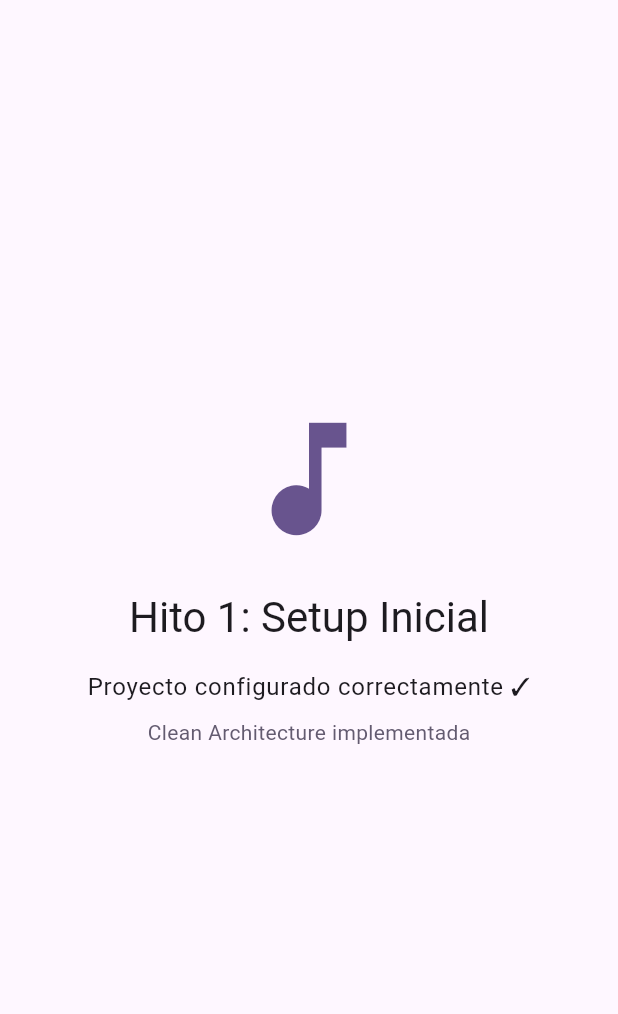
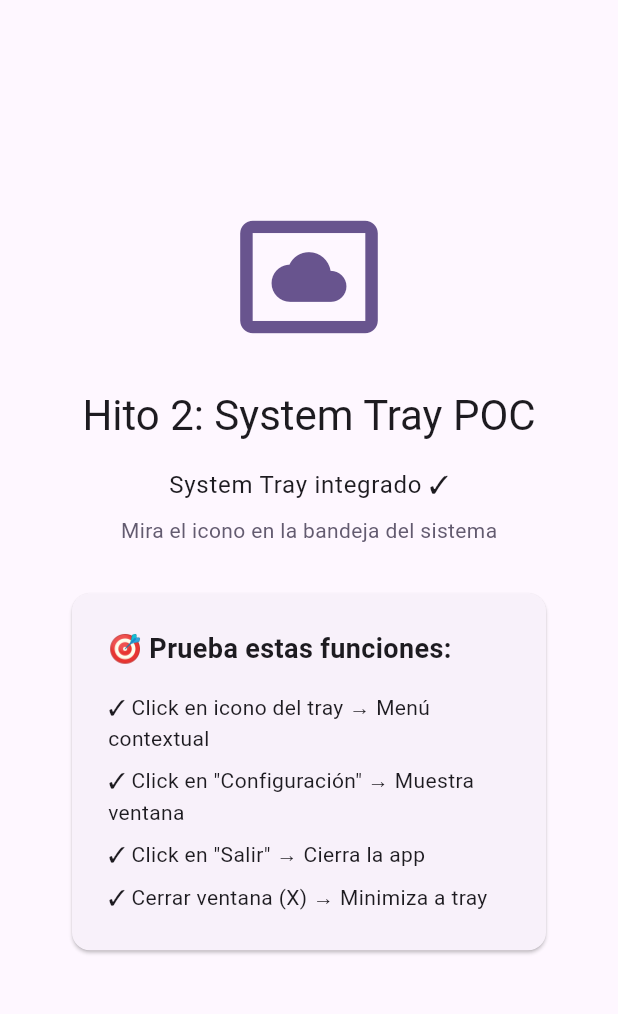
Before and after one commit to Tacuchi/soundfua_desktop, a Flutter app: the screen it shows after launch, on a phone screen of 412 x 824 dp, the part 84-1098 px from its top. Run offline on Flutter 3.47's test engine with Material 3 defaults, Android fonts, the phone set to English and light mode, and no system bars; our stand-ins replace dartz, flutter_riverpod, freezed_annotation; missing offline and left inert: system_tray, window_manager; statements that could not run were skipped.

Commit message:
feat: add system tray integration
Implement SystemTrayService:
- Create singleton service for system tray management
- Add platform-specific icon path detection
- Implement menu builder with configurable callbacks
- Support for initialization and cleanup

Integrate WindowManager:
- Initialize window with defined options (800x600, centered)
- Add WindowListener for lifecycle events
- Override onWindowClose to hide instead of closing app
- Enable minimize to tray behavior

Add menu actions:
- Configuration: shows and focuses main window with feedback
- Exit: terminates application completely

Update main UI:
- Change to Hito 2 theme
- Add test instructions card
- Add SnackBar feedback when opened from tray
- Update icon and messaging

This POC validates system tray integration works correctly on desktop
platforms, allowing the app to run in background and be controlled
from the system tray menu.

🤖 Generated with [Claude Code](https://claude.com/claude-code)

Co-Authored-By: Claude <noreply@anthropic.com>

```diff
--- a/lib/main.dart
+++ b/lib/main.dart
@@ -1,8 +1,27 @@
+import 'dart:io';
 import 'package:flutter/material.dart';
 import 'package:flutter_riverpod/flutter_riverpod.dart';
+import 'package:window_manager/window_manager.dart';
+import 'package:soundfua_desktop/core/services/system_tray_service.dart';
 
 void main() async {
   WidgetsFlutterBinding.ensureInitialized();
+
+  await windowManager.ensureInitialized();
+
+  const windowOptions = WindowOptions(
+    size: Size(800, 600),
+    center: true,
+    backgroundColor: Colors.transparent,
+    skipTaskbar: false,
+    titleBarStyle: TitleBarStyle.normal,
+    title: 'SoundFua Overlay Desktop',
+  );
+
+  await windowManager.waitUntilReadyToShow(windowOptions, () async {
+    await windowManager.show();
+    await windowManager.focus();
+  });
 
   runApp(
     const ProviderScope(
@@ -11,8 +30,58 @@ void main() async {
   );
 }
 
-class SoundfuaApp extends StatelessWidget {
+class SoundfuaApp extends StatefulWidget {
   const SoundfuaApp({super.key});
+
+  @override
+  State<SoundfuaApp> createState() => _SoundfuaAppState();
+}
+
+class _SoundfuaAppState extends State<SoundfuaApp> with WindowListener {
+  final SystemTrayService _systemTrayService = SystemTrayService();
+
+  @override
+  void initState() {
+    super.initState();
+    windowManager.addListener(this);
+    _initSystemTray();
+  }
+
+  @override
+  void dispose() {
+    windowManager.removeListener(this);
+    super.dispose();
+  }
+
+  Future<void> _initSystemTray() async {
+    await _systemTrayService.initialize(
+      onConfigurationPressed: _handleConfigurationPressed,
+      onExitPressed: _handleExitPressed,
+    );
+  }
+
+  void _handleConfigurationPressed() {
+    windowManager.show();
+    windowManager.focus();
+
+    if (mounted) {
+      ScaffoldMessenger.of(context).showSnackBar(
+        const SnackBar(
+          content: Text('Configuración abierta desde System Tray'),
+          duration: Duration(seconds: 2),
+        ),
+      );
+    }
+  }
+
+  void _handleExitPressed() {
+    exit(0);
+  }
+
+  @override
+  void onWindowClose() async {
+    await windowManager.hide();
+  }
 
   @override
   Widget build(BuildContext context) {
@@ -54,26 +123,53 @@ class HomePage extends StatelessWidget {
           mainAxisAlignment: MainAxisAlignment.center,
           children: [
             Icon(
-              Icons.music_note,
+              Icons.settings_system_daydream,
               size: 100,
               color: Theme.of(context).colorScheme.primary,
             ),
             const SizedBox(height: 24),
             Text(
-              'Hito 1: Setup Inicial',
+              'Hito 2: System Tray POC',
               style: Theme.of(context).textTheme.headlineMedium,
             ),
             const SizedBox(height: 16),
             Text(
-              'Proyecto configurado correctamente ✓',
+              'System Tray integrado ✓',
               style: Theme.of(context).textTheme.bodyLarge,
             ),
             const SizedBox(height: 8),
             Text(
-              'Clean Architecture implementada',
+              'Mira el icono en la bandeja del sistema',
               style: Theme.of(context).textTheme.bodyMedium?.copyWith(
                     color: Theme.of(context).colorScheme.secondary,
                   ),
+            ),
+            const SizedBox(height: 32),
+            const Card(
+              margin: EdgeInsets.symmetric(horizontal: 48),
+              child: Padding(
+                padding: EdgeInsets.all(24),
+                child: Column(
+                  crossAxisAlignment: CrossAxisAlignment.start,
+                  children: [
+                    Text(
+                      '🎯 Prueba estas funciones:',
+                      style: TextStyle(
+                        fontSize: 18,
+                        fontWeight: FontWeight.bold,
+                      ),
+                    ),
+                    SizedBox(height: 16),
+                    Text('✓ Click en icono del tray → Menú contextual'),
+                    SizedBox(height: 8),
+                    Text('✓ Click en "Configuración" → Muestra ventana'),
+                    SizedBox(height: 8),
+                    Text('✓ Click en "Salir" → Cierra la app'),
+                    SizedBox(height: 8),
+                    Text('✓ Cerrar ventana (X) → Minimiza a tray'),
+                  ],
+                ),
+              ),
             ),
           ],
         ),
```
Also changed, not shown: lib/core/services/system_tray_service.dart (added, +89 -0 lines).
